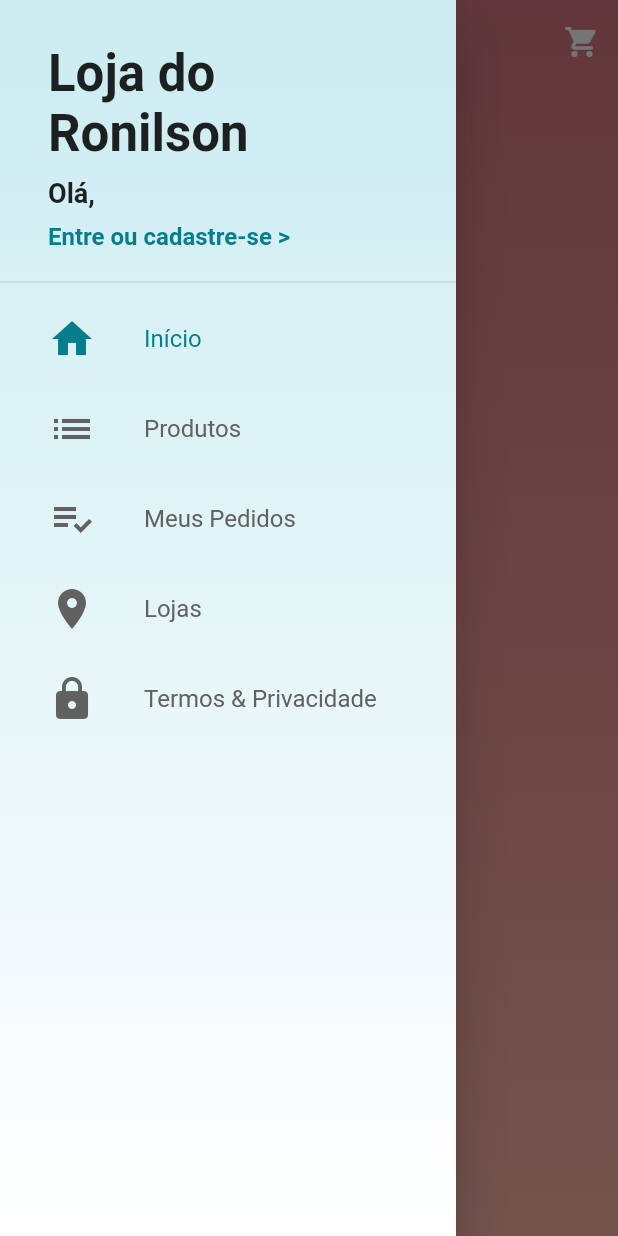
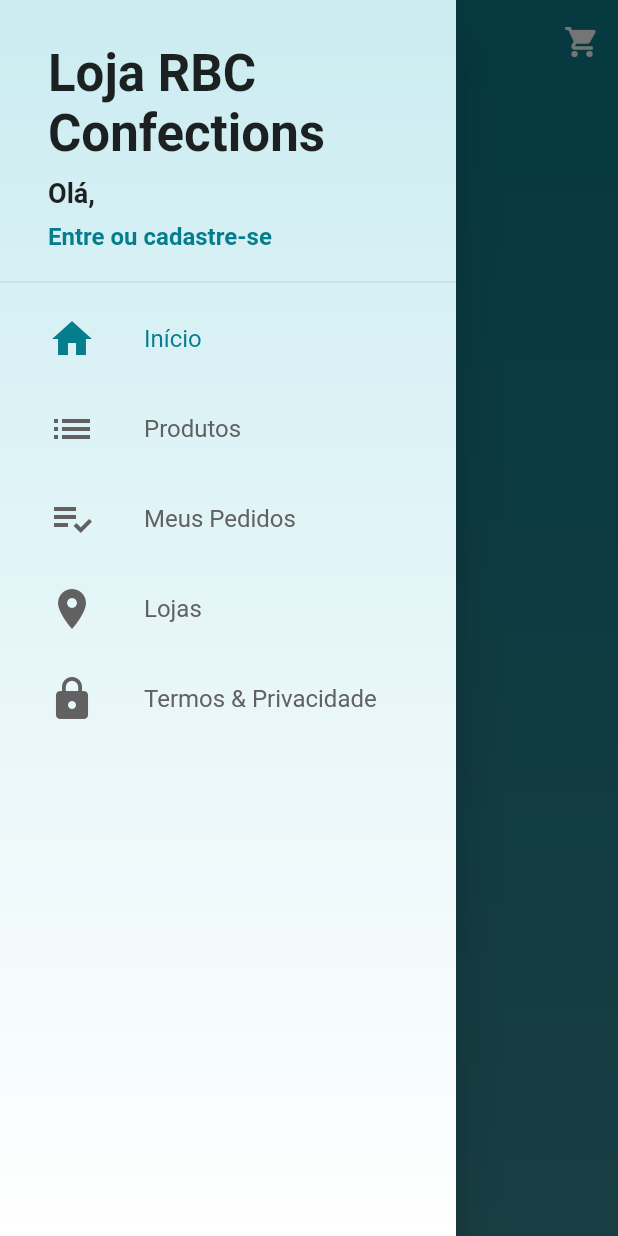
Before and after one commit to thulapinha/loja, a Flutter app: the screen it shows after launch, with the side drawer open, on a phone screen of 412 x 824 dp. Run offline on Flutter 3.47's test engine with Material 2 defaults, Android fonts, the phone set to English and light mode, and no system bars; our stand-ins replace brasil_fields, carousel_pro, cloud_firestore, cloud_functions, dio, firebase_auth and 13 more; missing offline and left inert: alphabet_list_scroll_view, cpf_cnpj_validator, credit_card_type_detector, flutter_facebook_login, map_launcher; accounts and stored records are empty.

Commit message:
atualização ajuste finais

```diff
--- a/lib/common/custom_drawer_header.dart
+++ b/lib/common/custom_drawer_header.dart
@@ -16,7 +16,7 @@ class CustomDrawerHeader extends StatelessWidget {
             mainAxisAlignment: MainAxisAlignment.spaceAround,
             children: <Widget>[
               Text(
-                'Loja do\nRonilson',
+                'Loja RBC\nConfections',
                 style: TextStyle(
                   fontSize: 34,
                   fontWeight: FontWeight.bold,
@@ -43,7 +43,7 @@ class CustomDrawerHeader extends StatelessWidget {
                 child: Text(
                   userManager.isLoggedIn
                       ? 'Sair'
-                      : 'Entre ou cadastre-se >',
+                      : 'Entre ou cadastre-se ',
                   style: TextStyle(
                     color: Theme.of(context).primaryColor,
                     fontSize: 16,
--- a/lib/main.dart
+++ b/lib/main.dart
@@ -80,7 +80,7 @@ class MyApp extends StatelessWidget {
         )
       ],
       child: MaterialApp(
-        title: 'Loja do Daniel',
+        title: 'Loja RBC Confections',
         debugShowCheckedModeBanner: false,
         theme: ThemeData(
           primaryColor: const Color.fromARGB(255, 4, 125, 141),
--- a/lib/screens/home/home_screen.dart
+++ b/lib/screens/home/home_screen.dart
@@ -18,8 +18,8 @@ class HomeScreen extends StatelessWidget {
             decoration: BoxDecoration(
                 gradient: LinearGradient(
                     colors: const [
-                      Color.fromARGB(255, 211, 118, 130),
-                      Color.fromARGB(255, 253, 181, 168)
+                      Color.fromARGB(010, 211, 118, 130),
+                      Color.fromARGB(050, 253, 181, 168)
                     ],
                     begin: Alignment.topCenter,
                     end: Alignment.bottomCenter
@@ -34,7 +34,7 @@ class HomeScreen extends StatelessWidget {
                 elevation: 0,
                 backgroundColor: Colors.transparent,
                 flexibleSpace: const FlexibleSpaceBar(
-                  title: Text('Loja do Ronnilson'),
+                  title: Text('Loja RBC'),
                   centerTitle: true,
                 ),
                 actions: <Widget>[
--- a/lib/services/cielo_payment.dart
+++ b/lib/services/cielo_payment.dart
@@ -17,7 +17,8 @@ class CieloPayment {
       final Map<String, dynamic> dataSale = {
         'merchantOrderId': orderId,
         'amount': (price * 100).toInt(),
-        'softDescriptor': 'Loja Daniel',
+        //'amount': 10 * 100,
+        'softDescriptor': 'Loja RBC',
         'installments': 1,
         'creditCard': creditCard.toJson(),
         'cpf': user.cpf,
@@ -27,6 +28,7 @@ class CieloPayment {
       final HttpsCallable callable = functions.getHttpsCallable(
           functionName: 'authorizeCreditCard'
       );
+      callable.timeout = const Duration(seconds: 60);
       final response = await callable.call(dataSale);
       final data = Map<String, dynamic>.from(response.data as LinkedHashMap);
       if (data['success'] as bool) {
@@ -40,6 +42,7 @@ class CieloPayment {
       return Future.error('Falha ao processar transação. Tente novamente.');
     }
   }
+
   Future<void> capture(String payId) async {
     final Map<String, dynamic> captureData = {
       'payId': payId
@@ -47,6 +50,7 @@ class CieloPayment {
     final HttpsCallable callable = functions.getHttpsCallable(
         functionName: 'captureCreditCard'
     );
+    callable.timeout = const Duration(seconds: 60);
     final response = await callable.call(captureData);
     final data = Map<String, dynamic>.from(response.data as LinkedHashMap);
 
@@ -65,6 +69,7 @@ class CieloPayment {
     final HttpsCallable callable = functions.getHttpsCallable(
         functionName: 'cancelCreditCard'
     );
+    callable.timeout = const Duration(seconds: 60);
     final response = await callable.call(cancelData);
     final data = Map<String, dynamic>.from(response.data as LinkedHashMap);
 
@@ -76,7 +81,4 @@ class CieloPayment {
     }
   }
 
-
-
-
 }
```
Also changed, not shown: 1 other file.
